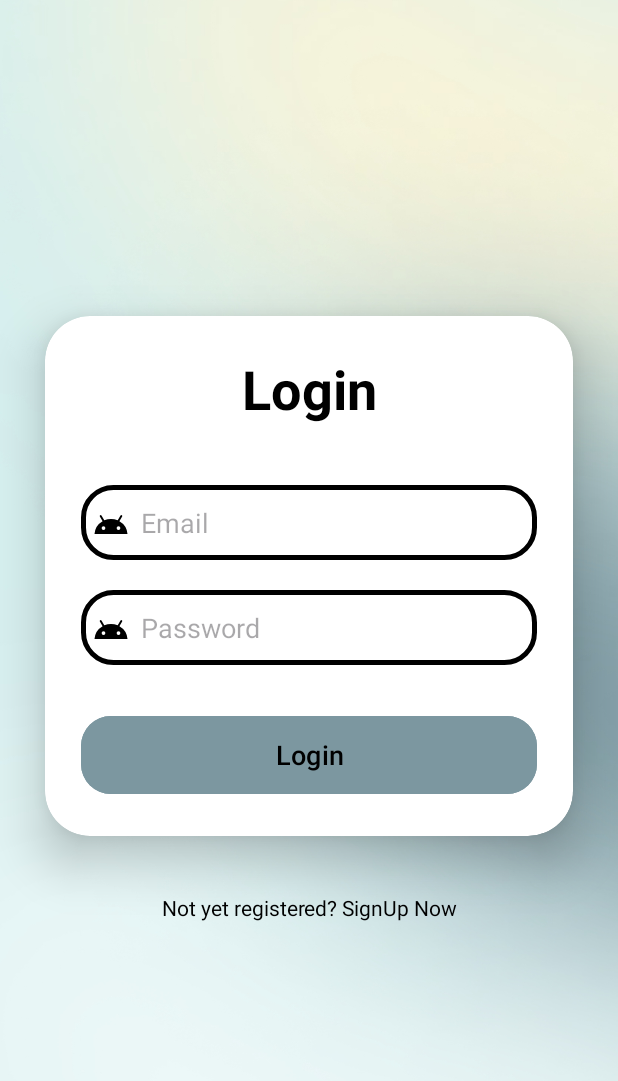
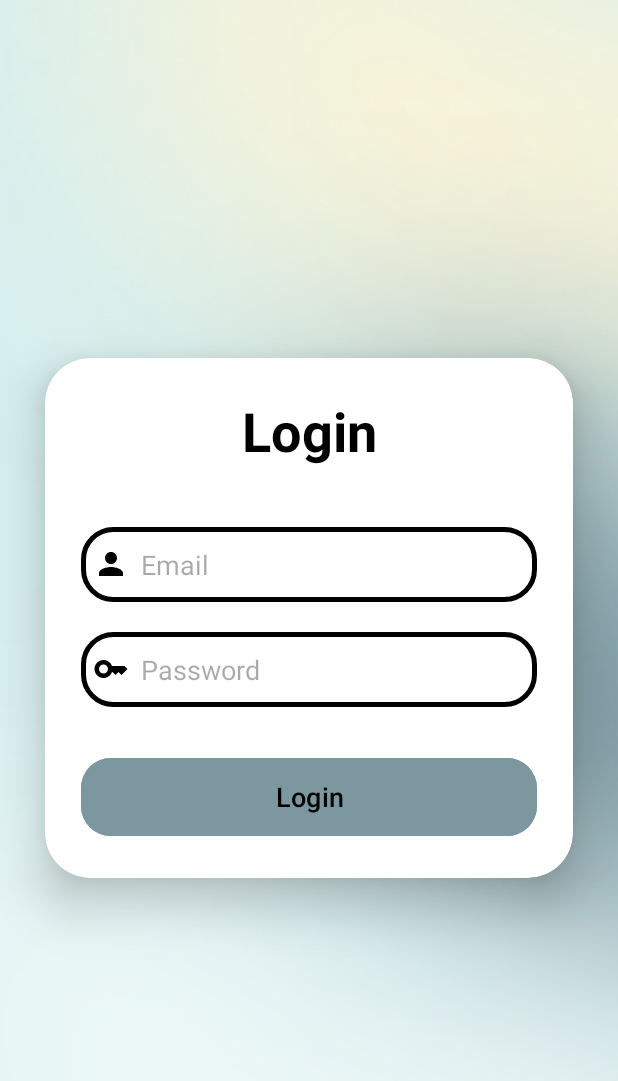
Before and after one commit to LujainBakh/coded_mobile_project, an Android app: the screen it shows after launch (LoginActivity), on a phone screen of 412 x 824 dp. Shown: the top 1081 px of the screen. Run offline under Robolectric (Android 15) with nearby library versions, the phone set to English and light mode, and no system bars.

Commit message:
changed login icons

```diff
--- /dev/null
+++ b/app/src/main/res/drawable/baseline_key_24.xml
@@ -0,0 +1,5 @@
+<vector xmlns:android="http://schemas.android.com/apk/res/android" android:height="24dp" android:tint="#000000" android:viewportHeight="24" android:viewportWidth="24" android:width="24dp">
+
+    <path android:fillColor="@android:color/white" android:pathData="M21,10h-8.35C11.83,7.67 9.61,6 7,6c-3.31,0 -6,2.69 -6,6s2.69,6 6,6c2.61,0 4.83,-1.67 5.65,-4H13l2,2l2,-2l2,2l4,-4.04L21,10zM7,15c-1.65,0 -3,-1.35 -3,-3c0,-1.65 1.35,-3 3,-3s3,1.35 3,3C10,13.65 8.65,15 7,15z"/>
+
+</vector>
--- /dev/null
+++ b/app/src/main/res/drawable/baseline_person_24.xml
@@ -0,0 +1,5 @@
+<vector xmlns:android="http://schemas.android.com/apk/res/android" android:height="24dp" android:tint="#000000" android:viewportHeight="24" android:viewportWidth="24" android:width="24dp">
+
+    <path android:fillColor="@android:color/white" android:pathData="M12,12c2.21,0 4,-1.79 4,-4s-1.79,-4 -4,-4 -4,1.79 -4,4 1.79,4 4,4zM12,14c-2.67,0 -8,1.34 -8,4v2h16v-2c0,-2.66 -5.33,-4 -8,-4z"/>
+
+</vector>
--- a/app/src/main/res/layout/activity_login.xml
+++ b/app/src/main/res/layout/activity_login.xml
@@ -41,7 +41,7 @@
                 android:layout_height="50dp"
                 android:id="@+id/email"
                 android:background="@drawable/custom_edittext"
-                android:drawableLeft="@drawable/ic_baseline_person_24"
+                android:drawableLeft="@drawable/baseline_person_24"
                 android:drawablePadding="8dp"
                 android:hint="Email"
                 android:padding="8dp"
@@ -55,7 +55,7 @@
                 android:layout_height="50dp"
                 android:id="@+id/password"
                 android:background="@drawable/custom_edittext"
-                android:drawableStart="@drawable/ic_baseline_lock_24"
+                android:drawableStart="@drawable/baseline_key_24"
                 android:drawablePadding="8dp"
                 android:hint="Password"
                 android:padding="8dp"
@@ -81,16 +81,6 @@
 
     </androidx.cardview.widget.CardView>
 
-    <TextView
-        android:layout_width="wrap_content"
-        android:layout_height="wrap_content"
-        android:padding="8dp"
-        android:text="Not yet registered? SignUp Now"
-        android:textSize="14sp"
-        android:textAlignment="center"
-        android:id="@+id/signupText"
-        android:textColor="@color/black"
-        android:layout_marginBottom="20dp"
-        tools:ignore="HardcodedText" />
+
 
 </LinearLayout>
```
